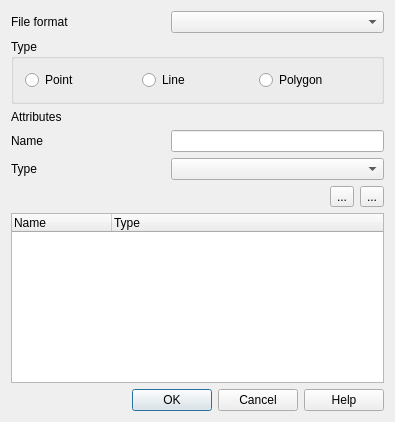
The window that qgis/src/ui/qgsgeomtypedialogbase.ui (sourcepole/qgis) describes before a commit, drawn with Qt 5.
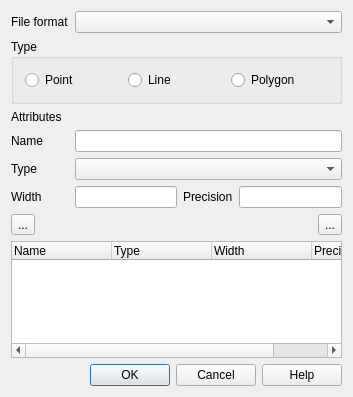
The same window after the commit. Icons and pictures are not drawn.

Patch:
```diff
--- a/qgis/src/ui/qgsgeomtypedialogbase.ui
+++ b/qgis/src/ui/qgsgeomtypedialogbase.ui
@@ -1,12 +1,12 @@
 <ui version="4.0" >
  <class>QgsGeomTypeDialogBase</class>
- <widget class="QDialog" name="QgsGeomTypeDialogBase" >
-  <property name="geometry" >
+ <widget class="QDialog" name="QgsGeomTypeDialogBase">
+  <property name="geometry">
    <rect>
     <x>0</x>
     <y>0</y>
-    <width>395</width>
-    <height>422</height>
+    <width>353</width>
+    <height>397</height>
    </rect>
   </property>
   <property name="windowTitle" >
@@ -92,22 +92,46 @@
    <item row="4" column="1" colspan="3" >
     <widget class="QComboBox" name="mTypeBox" />
    </item>
-   <item row="5" column="0" colspan="2" >
-    <spacer>
-     <property name="orientation" >
+   <item row="6" column="0">
+    <widget class="QLabel" name="label">
+     <property name="text">
+      <string>Width</string>
+     </property>
+    </widget>
+   </item>
+   <item row="6" column="1">
+    <widget class="QLineEdit" name="mWidth"/>
+   </item>
+   <item row="6" column="2">
+    <widget class="QLabel" name="label_2">
+     <property name="text">
+      <string>Precision</string>
+     </property>
+    </widget>
+   </item>
+   <item row="6" column="3">
+    <widget class="QLineEdit" name="mPrecision">
+     <property name="sizePolicy">
+      <sizepolicy hsizetype="Expanding" vsizetype="Expanding">
+       <horstretch>0</horstretch>
+       <verstretch>0</verstretch>
+      </sizepolicy>
+     </property>
+    </widget>
+   </item>
+   <item row="13" column="0" colspan="4">
+    <widget class="QDialogButtonBox" name="buttonBox">
+     <property name="orientation">
       <enum>Qt::Horizontal</enum>
      </property>
-     <property name="sizeHint" >
-      <size>
-       <width>291</width>
-       <height>20</height>
-      </size>
+     <property name="standardButtons">
+      <set>QDialogButtonBox::Cancel|QDialogButtonBox::Help|QDialogButtonBox::Ok</set>
      </property>
-    </spacer>
+    </widget>
    </item>
-   <item row="5" column="2" >
-    <widget class="QToolButton" name="mRemoveAttributeButton" >
-     <property name="toolTip" >
+   <item row="7" column="0">
+    <widget class="QToolButton" name="mRemoveAttributeButton">
+     <property name="toolTip">
       <string>Delete selected attribute</string>
      </property>
      <property name="text" >
@@ -118,12 +142,15 @@
      </property>
     </widget>
    </item>
-   <item row="5" column="3" >
-    <widget class="QToolButton" name="mAddAttributeButton" >
-     <property name="toolTip" >
+   <item row="7" column="3">
+    <widget class="QToolButton" name="mAddAttributeButton">
+     <property name="toolTip">
       <string>Add attribute</string>
      </property>
-     <property name="text" >
+     <property name="layoutDirection">
+      <enum>Qt::RightToLeft</enum>
+     </property>
+     <property name="text">
       <string>...</string>
      </property>
      <property name="icon" >
@@ -131,10 +158,10 @@
      </property>
     </widget>
    </item>
-   <item row="6" column="0" colspan="4" >
-    <widget class="QTreeWidget" name="mAttributeView" >
-     <property name="sizePolicy" >
-      <sizepolicy vsizetype="Expanding" hsizetype="Expanding" >
+   <item row="12" column="0" colspan="4">
+    <widget class="QTreeWidget" name="mAttributeView">
+     <property name="sizePolicy">
+      <sizepolicy hsizetype="Expanding" vsizetype="Expanding">
        <horstretch>0</horstretch>
        <verstretch>0</verstretch>
       </sizepolicy>
@@ -145,6 +172,9 @@
      <property name="rootIsDecorated" >
       <bool>false</bool>
      </property>
+     <property name="columnCount">
+      <number>4</number>
+     </property>
      <column>
       <property name="text" >
        <string>Name</string>
@@ -155,21 +185,21 @@
        <string>Type</string>
       </property>
      </column>
-    </widget>
-   </item>
-   <item row="7" column="0" colspan="4" >
-    <widget class="QDialogButtonBox" name="buttonBox" >
-     <property name="orientation" >
-      <enum>Qt::Horizontal</enum>
-     </property>
-     <property name="standardButtons" >
-      <set>QDialogButtonBox::Cancel|QDialogButtonBox::Help|QDialogButtonBox::NoButton|QDialogButtonBox::Ok</set>
-     </property>
+     <column>
+      <property name="text">
+       <string>Width</string>
+      </property>
+     </column>
+     <column>
+      <property name="text">
+       <string>Precision</string>
+      </property>
+     </column>
     </widget>
    </item>
   </layout>
  </widget>
- <layoutdefault spacing="6" margin="11" />
+ <layoutdefault spacing="6" margin="11"/>
  <tabstops>
   <tabstop>mFileFormatComboBox</tabstop>
   <tabstop>mPointRadioButton</tabstop>
```
Left out of the diff: 107 changed lines with no effect on the pictures.
